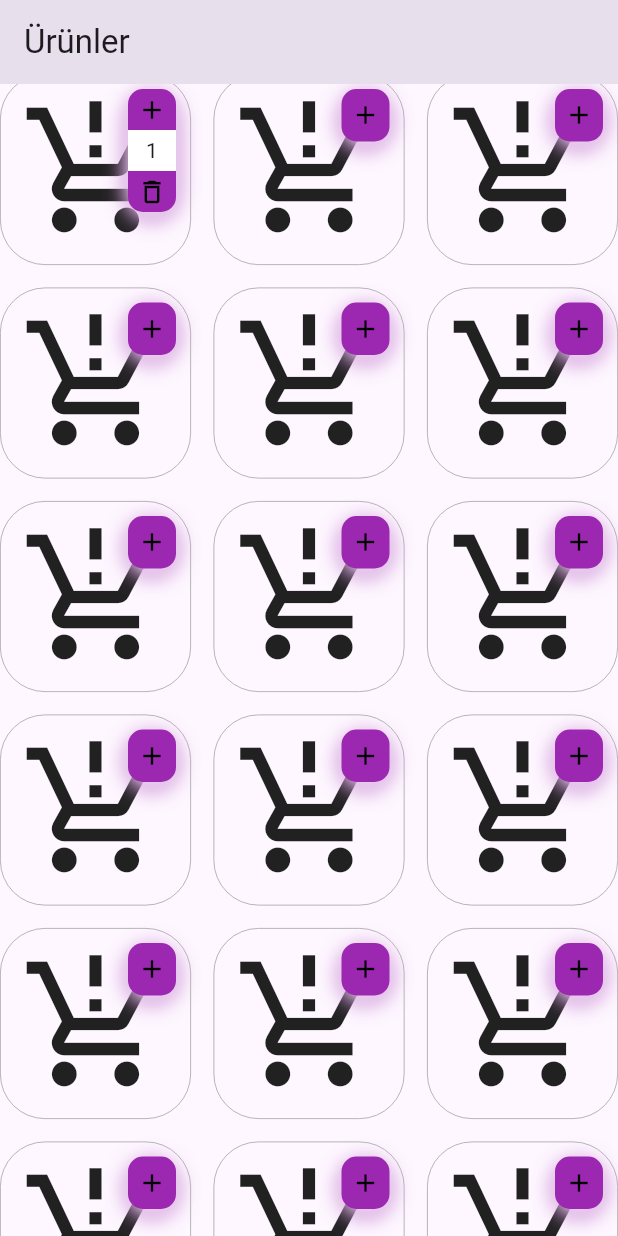
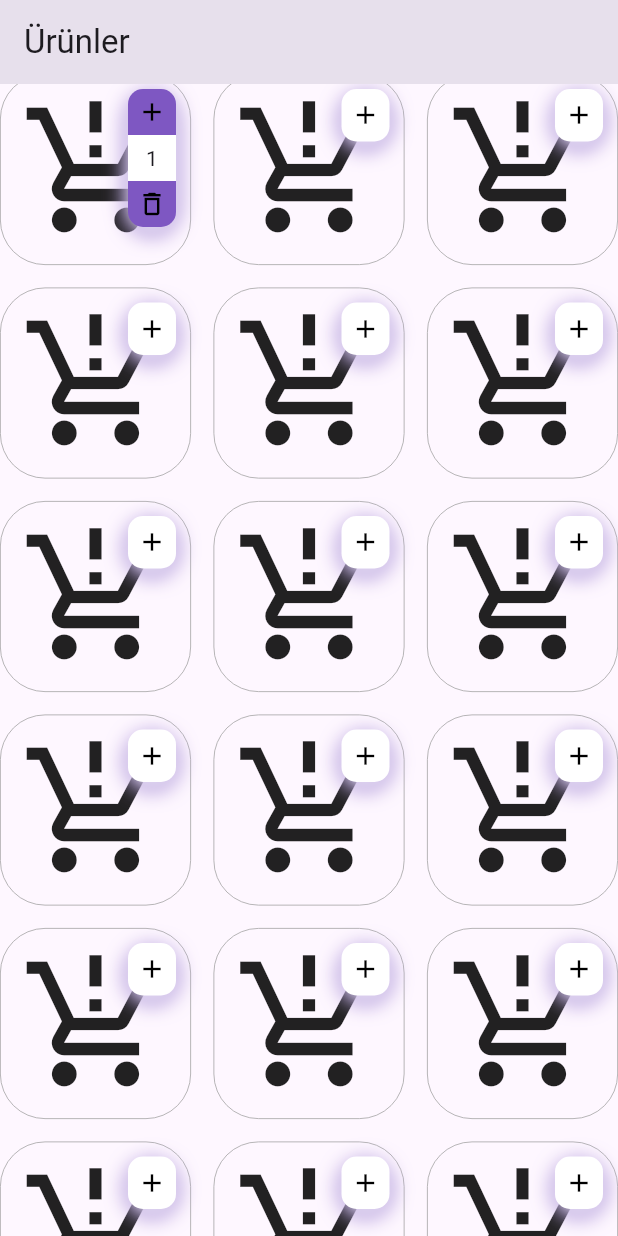
Before and after one commit to sedaegrii/getirButton, a Flutter app: the screen it shows after launch, scrolled down 576 dp, after a tap on the "add" icon, on a phone screen of 412 x 824 dp. Run offline on Flutter 3.47's test engine with Material 2 defaults, Android fonts, the phone set to English and light mode, and no system bars.

Commit message:
renk ve boyut düzenlemeleri

```diff
--- a/lib/main.dart
+++ b/lib/main.dart
@@ -93,7 +93,7 @@ class _ProductCardState extends State<ProductCard> {
   void _handleScroll() {
     if (quantity > 0) {
       setState(() {
-        endTween = 100;
+        endTween = 120;
       });
     } else if (quantity == 0) {
       setState(() {
@@ -145,7 +145,7 @@ class _ProductCardState extends State<ProductCard> {
                   borderRadius: BorderRadius.all(Radius.circular(30)),
                   boxShadow: [
                     BoxShadow(
-                      color: Colors.purple,
+                      color: Colors.deepPurple,
                       offset: Offset(0, 4),
                       spreadRadius: 0,
                       blurRadius: 12,
@@ -162,12 +162,13 @@ class _ProductCardState extends State<ProductCard> {
                 duration: const Duration(milliseconds: 200),
                 builder: (context, double size, child) {
                   double heightPercent = (50).abs() / 100;
-                  bool isFull = endTween == 100;
+                  bool isFull = endTween == 120;
                   double radius = 10.0;
                   return Container(
                     decoration: BoxDecoration(
                       borderRadius: BorderRadius.all(Radius.circular(radius)),
-                      color: Colors.purple,
+                      color:
+                          quantity == 0 ? Colors.white : Colors.deepPurple[400],
                     ),
                     height: (quantity > 0 ? 32 : 20) + heightPercent * size,
                     width: 32,
```
